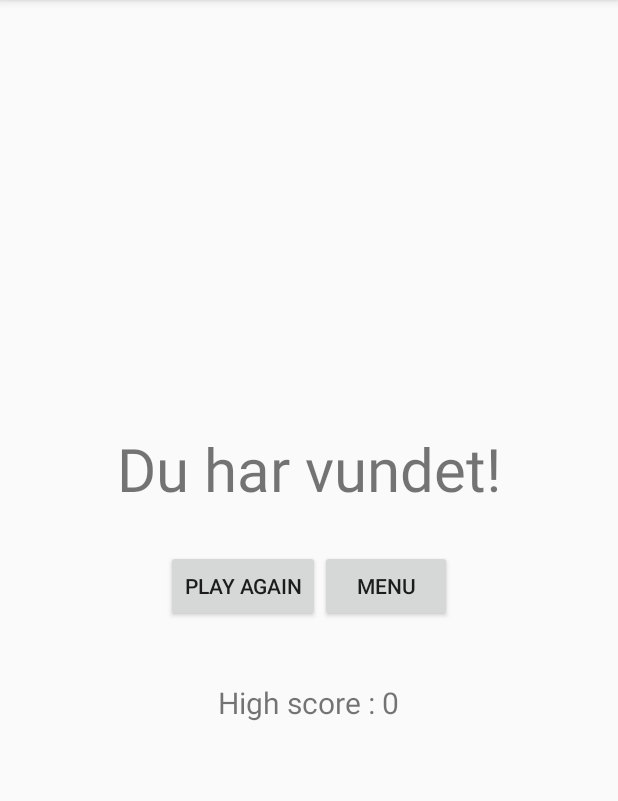
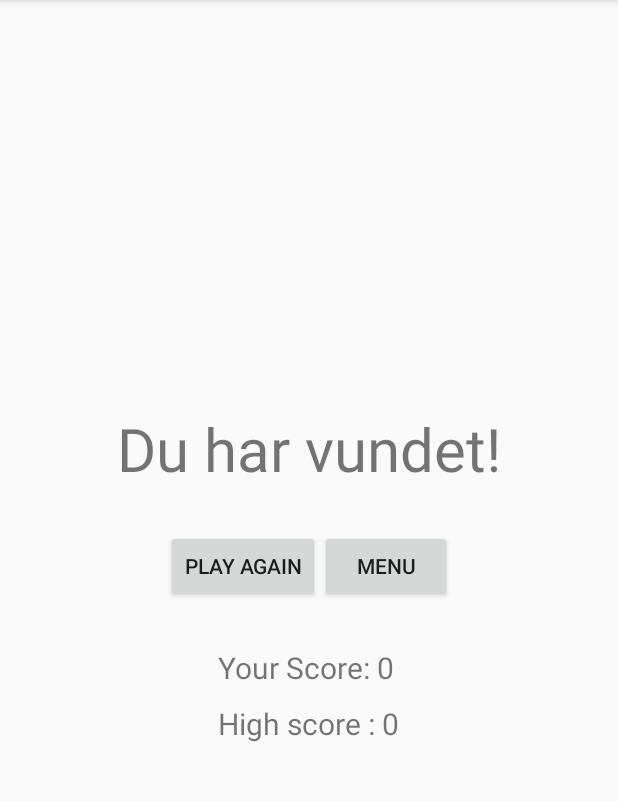
Before and after one commit to C4yz/galgeleg, an Android app: the Player_has_won screen opened directly, with no data from a screen before it, on a phone screen of 412 x 824 dp, the part 84-885 px from its top. Run offline under Robolectric (Android 15) with nearby library versions, the phone set to English and light mode, and no system bars.

Commit message:
Lavede nogle ændringer til main og game activity til at kunne sende navnet afsted

```diff
--- a/app/src/main/java/com/example/galgeleg/activities/GalgelegGame.java
+++ b/app/src/main/java/com/example/galgeleg/activities/GalgelegGame.java
@@ -23,6 +23,7 @@ public class GalgelegGame extends AppCompatActivity{
 
     private int choice;
     private String hiddenWord;
+    private String playerName;
 
     GalgeController controller = new GalgeController(this);
     TextView textView;
@@ -42,6 +43,7 @@ public class GalgelegGame extends AppCompatActivity{
         Intent intent = getIntent();
         choice = intent.getIntExtra("choices",0);
         textView = findViewById(R.id.wordDisplay);
+        playerName = intent.getStringExtra("PlayerName");
 
         bgThread.execute(()->{
             try {
@@ -106,6 +108,7 @@ public class GalgelegGame extends AppCompatActivity{
         if(state){
             intent = new Intent(this,Player_has_won.class);
             intent.putExtra("numberOfTires", controller.getNumberOfFailedTries());
+            intent.putExtra("PlayerName",playerName);
         }else{
             intent = new Intent(this, Player_has_lost.class);
         }
--- a/app/src/main/java/com/example/galgeleg/activities/Player_has_won.java
+++ b/app/src/main/java/com/example/galgeleg/activities/Player_has_won.java
@@ -13,6 +13,8 @@ import android.widget.TextView;
 import com.example.galgeleg.GalgeController;
 import com.example.galgeleg.R;
 
+import java.util.ArrayList;
+
 public class Player_has_won extends AppCompatActivity implements View.OnClickListener {
 
     GalgeController galgeController;
@@ -20,27 +22,34 @@ public class Player_has_won extends AppCompatActivity implements View.OnClickLis
     Button menu;
     int choice;
     int numberOfTries;
-    int tempNumberOfTries;
-    TextView scoreCounter;
+    int bestNumberOfTries;
+    TextView highScoreCounter;
+    TextView yourScoreCounter;
+    String playerName;
+    ArrayList<String> highScoreList = new ArrayList<>();
 
     @Override
     protected void onCreate(Bundle savedInstanceState) {
         super.onCreate( savedInstanceState );
         setContentView( R.layout.activity_player_has_won );
 
-        scoreCounter = findViewById(R.id.scoreCounter);
+        highScoreCounter = findViewById(R.id.highScoreCounter);
+        yourScoreCounter = findViewById(R.id.yourScoreCounter);
 
         Intent i = getIntent();
 
         galgeController = i.getParcelableExtra( "Controller" );
         numberOfTries = i.getIntExtra("numberOfTires",0);
+        playerName = i.getStringExtra("PLayerName");
+
+        yourScoreCounter.setText("Your Score: " + numberOfTries);
 
         SharedPreferences myScore = getSharedPreferences("highScore", Context.MODE_PRIVATE);
         SharedPreferences.Editor editor = myScore.edit();
         editor.putInt( "score", numberOfTries );
         editor.commit();
 
-        //scoreCounter.setText("High score : " + numberOfTries );
+        highScoreCounter.setText("High score : " + numberOfTries );
 
         playAgain = findViewById(R.id.playerWonPlayAgain);
         menu = findViewById(R.id.playerWonMenu);
@@ -78,6 +87,6 @@ public class Player_has_won extends AppCompatActivity implements View.OnClickLis
     public void loadHighScore(){
         SharedPreferences load = this.getSharedPreferences("highScore", Context.MODE_PRIVATE);
         numberOfTries = load.getInt("score", 0);
-        scoreCounter.setText("High score : " + numberOfTries );
+        highScoreCounter.setText("High score : " + numberOfTries );
     }
 }
--- a/app/src/main/res/layout/activity_main.xml
+++ b/app/src/main/res/layout/activity_main.xml
@@ -44,7 +44,7 @@
     </LinearLayout>
 
     <EditText
-        android:id="@+id/editTextTextPersonName"
+        android:id="@+id/personName"
         android:layout_width="wrap_content"
         android:layout_height="wrap_content"
         android:layout_marginTop="50dp"
--- a/app/src/main/res/layout/activity_player_has_won.xml
+++ b/app/src/main/res/layout/activity_player_has_won.xml
@@ -43,14 +43,32 @@
             android:text="Menu"/>
     </LinearLayout>
 
-    <TextView
-        android:id="@+id/scoreCounter"
+    <LinearLayout
         android:layout_width="wrap_content"
         android:layout_height="wrap_content"
-        android:layout_gravity="center"
-        android:layout_marginTop="40dp"
-        android:text="High Score: 2"
-        android:textSize="20dp"/>
+        android:orientation="vertical"
+        android:layout_gravity="center">
+
+        <TextView
+            android:id="@+id/yourScoreCounter"
+            android:layout_width="wrap_content"
+            android:layout_height="wrap_content"
+            android:layout_marginTop="30dp"
+            android:text="Your Score: 5"
+            android:textSize="20dp"
+            />
+
+        <TextView
+            android:id="@+id/highScoreCounter"
+            android:layout_width="wrap_content"
+            android:layout_height="wrap_content"
+            android:layout_gravity="center"
+            android:layout_marginTop="10dp"
+            android:text="High Score: 2"
+            android:textSize="20dp"/>
+
+
+    </LinearLayout>
 
 
 </LinearLayout>
```
Also changed, not shown: app/src/main/java/com/example/galgeleg/activities/MainActivity.java (+11 -0 lines), app/src/main/java/com/example/galgeleg/game_state/Adapter.java (added, +28 -0 lines), app/src/main/java/com/example/galgeleg/game_state/Initial.java (+1 -10 lines).
